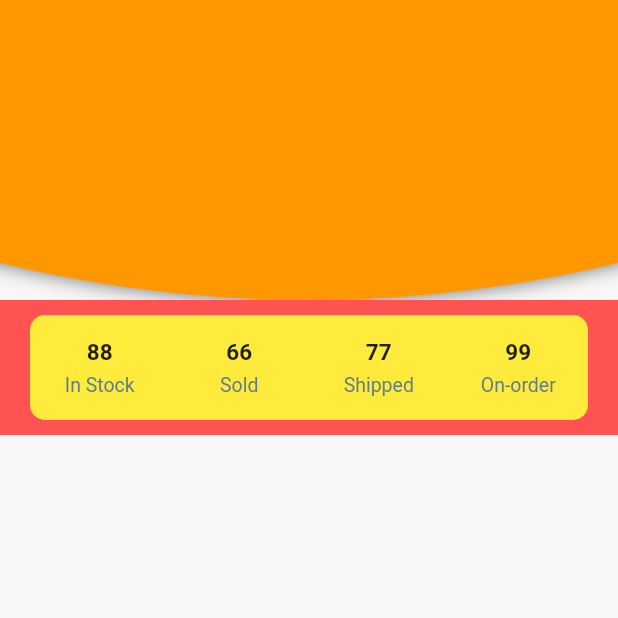
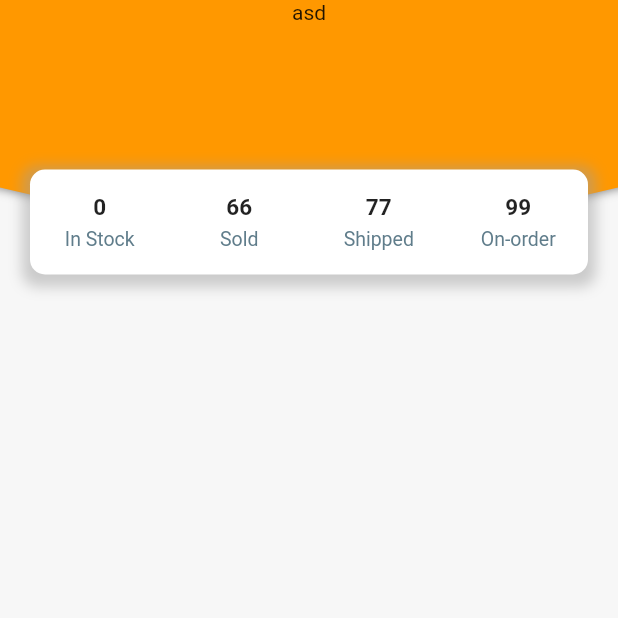
Before and after one commit to mr-kowtow/mr_stokka, a Flutter app: the screen it shows after launch, on a phone screen of 412 x 824 dp, the top half of it. Run offline on Flutter 3.47's test engine with Material 2 defaults, Android fonts, the phone set to English and light mode, and no system bars; missing offline and left inert: dart_airtable.

Commit message:
used stack to place appbar in the background

```diff
--- a/lib/constants.dart
+++ b/lib/constants.dart
@@ -16,3 +16,13 @@ const kGreyedTextStyle = TextStyle(
 
 const kPrimaryColour = Color(0xFF2E62EB);
 const kBackgroundColour = Color(0xFFF7F7F7);
+
+const kAppBarColor = Colors.orange;
+
+//TODO: this shouldnt be here, not a const
+var kBoxShadow = [BoxShadow(
+  color: Colors.grey.withOpacity(0.5),
+  spreadRadius: 5,
+  offset: Offset(0, 3),
+  blurRadius: 7, // changes position of shadow
+)];
--- a/lib/data_hub.dart
+++ b/lib/data_hub.dart
@@ -12,7 +12,7 @@ class DataHub {
   List<String> _price = List<String>();
 
   void setData(List<AirtableRecord> records){
-    for(var i=0;i<20;i++){
+    for(var i=0;i<records.length;i++){
       _brand.add(records[i].toJSON()['fields']['Brand']);
       _item.add(records[i].toJSON()['fields']['Items\nBought']);
       _price.add(records[i].toJSON()['fields']['Per Price\nAUD']);
--- a/lib/home_page.dart
+++ b/lib/home_page.dart
@@ -14,7 +14,7 @@ class HomePage extends StatefulWidget {
 
 class _HomePageState extends State<HomePage> {
   List<String> _brand = [];
-  List<String> _item  = [];
+  List<String> _item = [];
   List<String> _price = [];
 
   @override
@@ -38,26 +38,33 @@ class _HomePageState extends State<HomePage> {
   @override
   Widget build(BuildContext context) {
     return Scaffold(
-      appBar: RoundedAppBar(),
-      body: Column(
+        body: Stack(
           children: <Widget>[
+            RoundedAppBar(),
+            Column(
+              children: <Widget>[
+                Expanded(
+                  flex: 1,
+                  child: Text("asd"),
+                ),
                 Expanded(
                     flex: 2,
                     child: Column(
                       children: <Widget>[
                         Container(
                           height: 90,
-                  color: Colors.redAccent,
                           child: ReusableCard(
-                      colour: Colors.yellow,
+                            colour: Colors.white,
                             borderRadius: 10.0,
+                            boxShadow: kBoxShadow,
                             cardChild: Row(
                               children: <Widget>[
                                 Expanded(child:
                                 Column(
                                   mainAxisAlignment: MainAxisAlignment.center,
                                   children: <Widget>[
-                                Text("88", style: kTitleTextStyle,),
+                                    Text("${_brand.length}",
+                                      style: kTitleTextStyle,),
                                     SizedBox(height: 5.0,),
                                     Text("In Stock", style: kGreyedTextStyle,),
                                   ],
@@ -109,7 +116,7 @@ class _HomePageState extends State<HomePage> {
                           height: 100,
                           color: kBackgroundColour,
                           child: ReusableCard(
-                    onPress: (){
+                            onPress: () {
                               Navigator.push(
                                   context,
                                   MaterialPageRoute(
@@ -128,11 +135,16 @@ class _HomePageState extends State<HomePage> {
                                 Flexible(
                                   child: Column(
                                     mainAxisAlignment: MainAxisAlignment.center,
-                            crossAxisAlignment: CrossAxisAlignment.start,
+                                    crossAxisAlignment: CrossAxisAlignment
+                                        .start,
                                     children: <Widget>[
-                              Text('${_brand[index]}',style: kRegularTextStyle,),
-                              Text('${_item[index]}', overflow:TextOverflow.ellipsis,style: kTitleTextStyle,),
-                              Text('\$${_price[index]}', style: kRegularTextStyle,),
+                                      Text('${_brand[index]}',
+                                        style: kRegularTextStyle,),
+                                      Text('${_item[index]}',
+                                        overflow: TextOverflow.ellipsis,
+                                        style: kTitleTextStyle,),
+                                      Text('\$${_price[index]}',
+                                        style: kRegularTextStyle,),
                                     ],
                                   ),
                                 ),
@@ -145,6 +157,8 @@ class _HomePageState extends State<HomePage> {
                 ),
               ],
             )
-    );
+          ],
+        ));
   }
+
 }
--- a/lib/reusable_card.dart
+++ b/lib/reusable_card.dart
@@ -1,12 +1,15 @@
 import 'package:flutter/material.dart';
 
 class ReusableCard extends StatelessWidget {
-  ReusableCard({@required this.colour, this.cardChild, this.onPress, this.borderRadius = 5.0});
+  ReusableCard({@required this.colour, this.cardChild, this.onPress, this.borderRadius = 5.0, this.boxShadow});
 
   final Color colour;
   final Widget cardChild;
   final Function onPress;
   final double borderRadius;
+  final List<BoxShadow> boxShadow;
+
+
   @override
   Widget build(BuildContext context) {
     return GestureDetector(
@@ -15,7 +18,12 @@ class ReusableCard extends StatelessWidget {
         child: cardChild,
 //        margin: EdgeInsets.all(15.0),
         margin: EdgeInsets.symmetric(vertical: 10.0, horizontal: 20.0),
-        decoration: BoxDecoration(color: colour, borderRadius: BorderRadius.circular(borderRadius)),
+        decoration: BoxDecoration(
+            color: colour,
+            borderRadius: BorderRadius.circular(borderRadius),
+            boxShadow: boxShadow
+        ),
+
       ),
     );
   }
--- a/lib/roundedAppBar.dart
+++ b/lib/roundedAppBar.dart
@@ -1,4 +1,6 @@
 import 'package:flutter/material.dart';
+
+import 'constants.dart';
 
 class RoundedAppBar extends StatelessWidget implements PreferredSizeWidget {
   @override
@@ -19,10 +21,10 @@ class RoundedAppBar extends StatelessWidget implements PreferredSizeWidget {
                     bottom: width / 2 - preferredSize.height / 2),
                 child: new DecoratedBox(
                   decoration: new BoxDecoration(
-                    color: Colors.orange,
+                    color: kAppBarColor,
                     shape: BoxShape.circle,
                     boxShadow: [
-                      new BoxShadow(color: Colors.black54, blurRadius: 10.0)
+                      new BoxShadow(color: Colors.black54, blurRadius: 5.0)
                     ],
                   ),
                 ),
@@ -35,5 +37,5 @@ class RoundedAppBar extends StatelessWidget implements PreferredSizeWidget {
   }
 
   @override
-  Size get preferredSize =>  Size.fromHeight(200.0);
+  Size get preferredSize =>  Size.fromHeight(150.0);
 }
```
Lines whose indentation alone changed are shown as unchanged.
